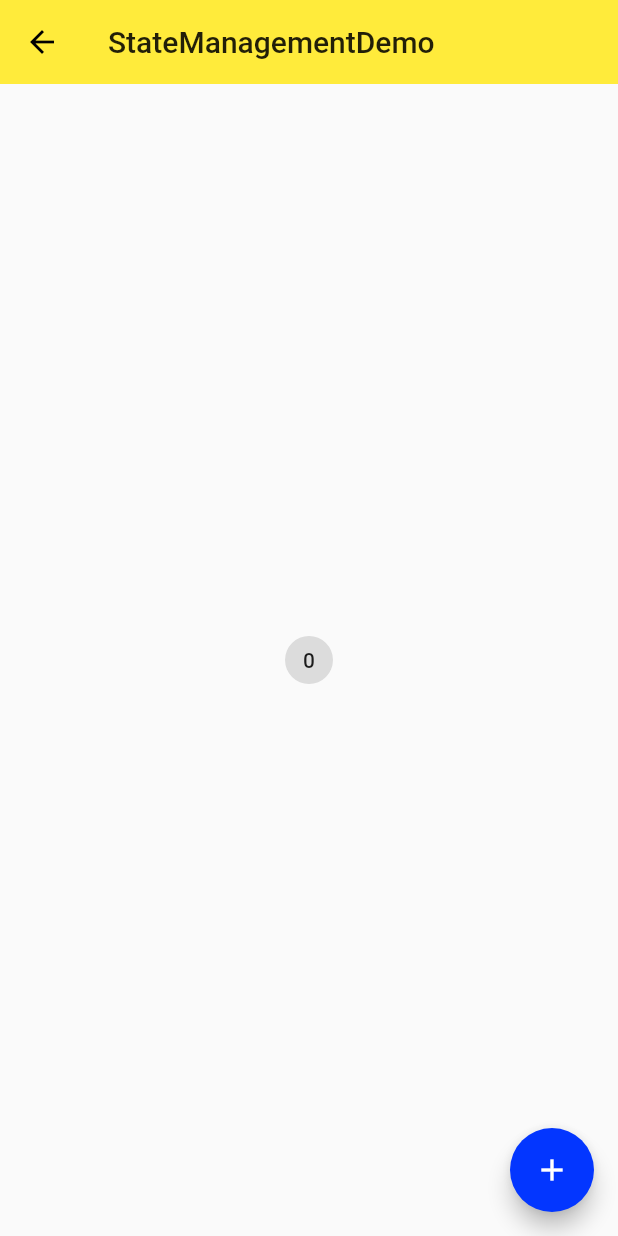
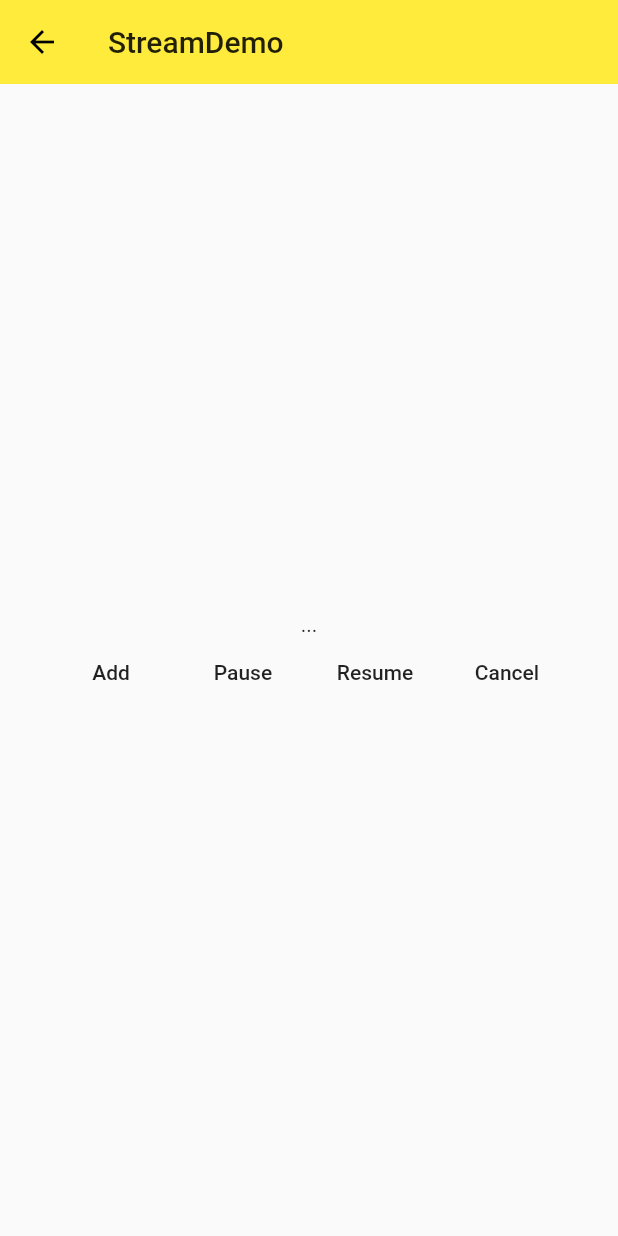
Before and after one commit to wwk007/Flutter_Study, a Flutter app: the screen it shows after launch, on a phone screen of 412 x 824 dp. Run offline on Flutter 3.47's test engine with Material 2 defaults, Android fonts, the phone set to English and light mode, and no system bars.

Commit message:
study-stream

```diff
--- /dev/null
+++ b/lib/demo/stream/stream_demo.dart
@@ -0,0 +1,142 @@
+import 'package:flutter/material.dart';
+import 'dart:async';
+
+class StreamDemo extends StatelessWidget {
+  @override
+  Widget build(BuildContext context) {
+    return Scaffold(
+      appBar: AppBar(
+        title: Text('StreamDemo'),
+        elevation: 0.0,
+      ),
+      body: StreamDemoHome(),
+    );
+  }
+}
+
+class StreamDemoHome extends StatefulWidget {
+  @override
+  _StreamDemoHomeState createState() => _StreamDemoHomeState();
+}
+
+class _StreamDemoHomeState extends State<StreamDemoHome> {
+  StreamSubscription _streamDemoSubscription;
+  StreamController<String> _streamDemo;
+  StreamSink _sinkDemo;
+  String _data = '...';
+
+  @override
+  void dispose() {//移除小部件时使用
+    // TODO: implement dispose
+    _streamDemo.close();
+    super.dispose();
+  }
+
+  @override
+  void initState() {//初始化小部件时使用
+    // TODO: implement initState
+    super.initState();
+    print('Create a stream');
+    //Stream<String> _streamDemo = Stream.fromFuture(fetchData());
+    //_streamDemo = StreamController<String>();单次订阅
+    _streamDemo = StreamController.broadcast();//多次订阅
+    _sinkDemo = _streamDemo.sink;
+
+    print('Start listening on a stream');
+    _streamDemoSubscription =
+        _streamDemo.stream.listen(onData, onError: onError, onDone: onDone);//订阅消息
+
+    _streamDemo.stream.listen(onDataTwo, onError: onError, onDone: onDone);//订阅消息
+
+    print('Initialize completed');
+  }
+  //执行完成后调用
+  void onDone() {
+    print('Done！');
+  }
+  //报错时调用
+  void onError(error) {
+    print('Error: $error');
+  }
+  //_streamDemo有数据时执行onData方法
+  void onData(String data) {//data: 表示_streamDemo的数据；
+    setState(() {
+      _data = data;
+    });
+    print('$data');
+  }
+
+  void onDataTwo(String data) {//data: 表示_streamDemo的数据；
+    print('onDataTwo: $data');
+  }
+
+  void _pauseStream() {
+    print('Pause subscription');
+    _streamDemoSubscription.pause();//停止对fetchData数据的订阅，可以用resume恢复订阅
+  }
+
+  void _resumeStream() {
+    print('Resume subscription');
+    _streamDemoSubscription.resume();//恢复对fetchData数据的订阅
+  }
+
+  void _cancelStream() {
+    print('Cancel subscription');
+    _streamDemoSubscription.cancel();//取消对fetchData数据的订阅，取消之后不能使用resume恢复订阅
+  }
+
+  void _addDataToStream() async{
+    print('Add data to stream.');
+    String data = await fetchData();
+    //_streamDemo.add(data);
+    _sinkDemo.add(data);
+  }
+
+  Future<String> fetchData() async {
+    await Future.delayed(Duration(seconds: 5));//延迟3秒
+    return 'hello ~';
+    //throw 'Something happened';
+  }
+  @override
+  Widget build(BuildContext context) {
+    return Container(
+      child: Center(
+        child: Column(
+          mainAxisAlignment: MainAxisAlignment.center,
+          children: <Widget>[
+            //Text(_data),
+            StreamBuilder(//stream上有数值后执行builder
+              stream: _streamDemo.stream,
+              initialData: '...',//初始化stream的数据
+              builder: (context, snapshot) {
+                return Text('${snapshot.data}');
+              },//snapshot.data表示stream属性上的数据
+            ),
+            Row(
+              mainAxisAlignment: MainAxisAlignment.center,
+              children: <Widget>[
+                FlatButton(
+                  child: Text('Add'),
+                  onPressed: _addDataToStream,
+                ),
+                FlatButton(
+                  child: Text('Pause'),
+                  onPressed: _pauseStream,
+                ),
+                FlatButton(
+                  child: Text('Resume'),
+                  onPressed: _resumeStream,
+                ),
+                FlatButton(
+                  child: Text('Cancel'),
+                  onPressed: _cancelStream,
+                ),
+              ],
+            ),
+          ],
+
+        ),
+      ),
+    );
+  }
+}
--- a/lib/main.dart
+++ b/lib/main.dart
@@ -11,6 +11,7 @@ import './demo/navigator_demo.dart';
 import './demo/form_demo.dart';
 import './demo/material_components.dart';
 import './demo/state/state_management_demo.dart';
+import 'demo/stream/stream_demo.dart';
 
 void main() => runApp(App());
 
@@ -24,13 +25,14 @@ class App extends StatelessWidget{
       //home :设置首页； appbar顶部工具栏
       //home: NavigatorDemo(),
       //初始路由
-      initialRoute: '/state-management',
+      initialRoute: '/stream',
       routes: {
         '/': (context) => Home(),
         '/about' : (context) =>  PageDemo(title: 'About',),
         '/form' : (context) =>  FormDemo(),
         '/mdc' : (context) =>  MaterialComponents(),
         '/state-management' : (context) =>  StateManagementDemo(),
+        '/stream' : (context) =>  StreamDemo(),
       },
       theme: ThemeData(
         //primarySwatch:主題顏色；頂部、底部导航栏颜色
```
